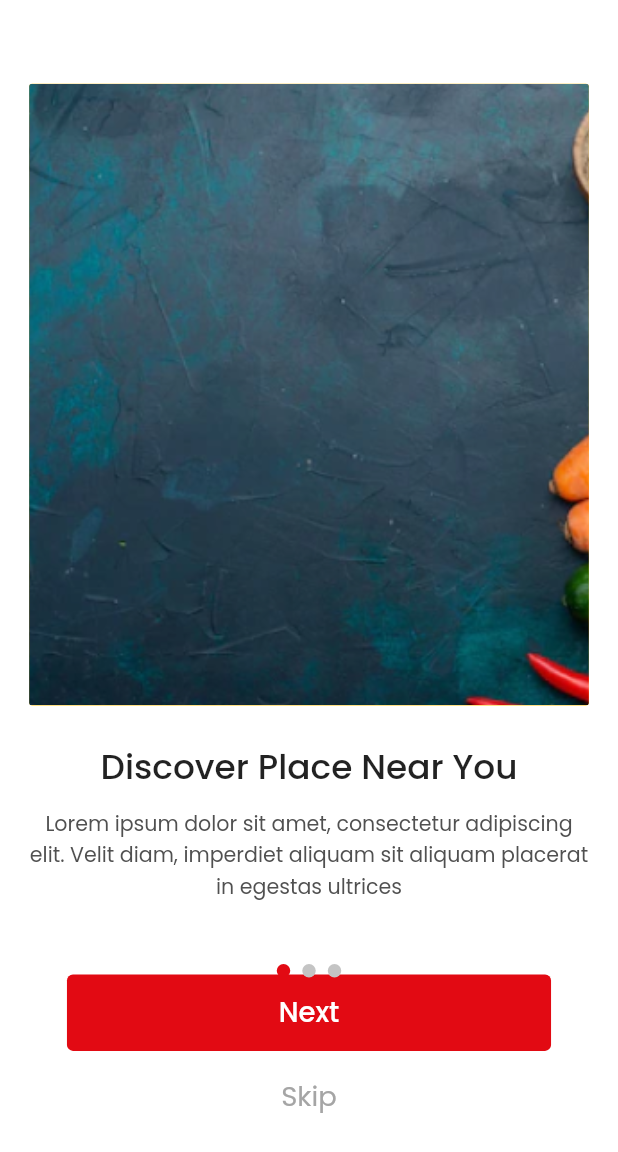
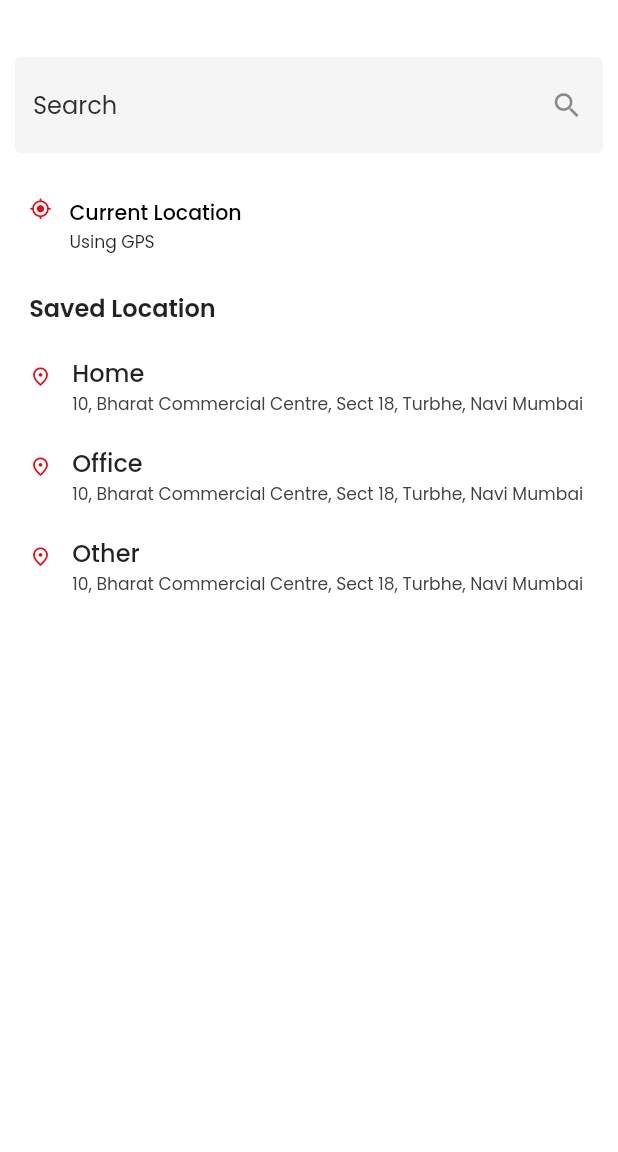
Before and after one commit to tanaybanerjeedeveloper/incredible_eats, a Flutter app: the screen it shows after launch, on a phone screen of 412 x 824 dp. Shown: the top 1152 px of the screen. Run offline on Flutter 3.47's test engine with Material 2 defaults, Android fonts, the phone set to English and light mode, and no system bars; drawn by our look-alikes of smooth_page_indicator; our stand-ins replace flutter_screenutil.

Commit message:
added the location screen

```diff
--- a/lib/main.dart
+++ b/lib/main.dart
@@ -1,5 +1,5 @@
+import 'package:eat_incredible_app/screens/location_screen.dart';
 import 'package:flutter/material.dart';
-import './screens/onboarding_screen.dart';
 import 'package:flutter_screenutil/flutter_screenutil.dart';
 import './utilities/routes.dart';
 
@@ -25,7 +25,8 @@ class MyApp extends StatelessWidget {
                 scaffoldBackgroundColor: const Color(0xffFFFFFF),
               ),
               debugShowCheckedModeBanner: false,
-              home: OnboardingScreen(),
+              // home: OnboardingScreen(),
+              home: LocationScreen(),
               routes: routes,
             ));
   }
--- /dev/null
+++ b/lib/screens/location_screen.dart
@@ -0,0 +1,260 @@
+import 'package:flutter/material.dart';
+import 'package:flutter_screenutil/flutter_screenutil.dart';
+
+class LocationScreen extends StatefulWidget {
+  //LocationScreen({Key? key}) : super(key: key);
+
+  @override
+  State<LocationScreen> createState() => _LocationScreenState();
+}
+
+class _LocationScreenState extends State<LocationScreen> {
+  @override
+  Widget build(BuildContext context) {
+    return Scaffold(
+      appBar: AppBar(
+        elevation: 0,
+        backgroundColor: const Color(0xffFFFFFF),
+        // flexibleSpace: const Image(
+        //   image: AssetImage(
+        //     'assets/images/appbar_back.png',
+        //   ),
+        //   fit: BoxFit.cover,
+        // ),
+        leading: const Icon(
+          Icons.fmd_good,
+          color: Colors.white,
+          size: 20,
+        ),
+        title: Text(
+          '237, Sane Guruji Marg, Jacob Circle',
+          style: TextStyle(
+            fontWeight: FontWeight.w600,
+            fontSize: 12.sp,
+            color: Colors.white,
+          ),
+        ),
+        bottom: PreferredSize(
+          preferredSize: const Size.fromHeight(56),
+          child: Padding(
+            padding: const EdgeInsets.all(10.0),
+            child: Container(
+              // decoration: const BoxDecoration(
+              //     borderRadius: BorderRadius.all(Radius.circular(30))),
+              child: TextField(
+                decoration: InputDecoration(
+                  hintText: 'Search',
+                  hintStyle: TextStyle(
+                    fontWeight: FontWeight.w400,
+                    fontSize: 14.sp,
+                    color: const Color(0xff2E2E2E),
+                  ),
+                  suffixIcon: const Icon(
+                    Icons.search,
+                    size: 22,
+                  ),
+                  border: OutlineInputBorder(
+                      borderRadius: BorderRadius.circular(4),
+                      borderSide: const BorderSide(
+                        width: 0,
+                        style: BorderStyle.none,
+                      )),
+                  filled: true,
+                  fillColor: const Color(0xffF5F5F5),
+                ),
+              ),
+            ),
+          ),
+        ),
+      ),
+      body: SingleChildScrollView(
+        child: Padding(
+          padding: EdgeInsets.all(17.0.w),
+          child: Column(
+            crossAxisAlignment: CrossAxisAlignment.start,
+            children: [
+              Row(
+                crossAxisAlignment: CrossAxisAlignment.start,
+                children: [
+                  Icon(
+                    Icons.gps_fixed,
+                    size: 15,
+                    color: Theme.of(context).primaryColor,
+                  ),
+                  SizedBox(
+                    width: 10.32.w,
+                  ),
+                  Column(
+                    crossAxisAlignment: CrossAxisAlignment.start,
+                    mainAxisAlignment: MainAxisAlignment.start,
+                    children: [
+                      Text(
+                        'Current Location',
+                        style: TextStyle(
+                          fontWeight: FontWeight.w500,
+                          fontSize: 12.sp,
+                          color: Colors.black,
+                        ),
+                      ),
+                      Text(
+                        'Using GPS',
+                        style: TextStyle(
+                          fontWeight: FontWeight.w400,
+                          fontSize: 10.sp,
+                        ),
+                      ),
+                    ],
+                  ),
+                ],
+              ),
+              // ListTile(
+              //   contentPadding: const EdgeInsets.all(0),
+              //   leading: Icon(
+              //     Icons.gps_fixed,
+              //     size: 15,
+              //     color: Theme.of(context).primaryColor,
+              //   ),
+              //   title: Text(
+              //     'Current Location',
+              //     style: TextStyle(
+              //       fontWeight: FontWeight.w500,
+              //       fontSize: 12.sp,
+              //       color: Colors.black,
+              //     ),
+              //   ),
+              //   subtitle: const Text('Using GPS'),
+              // )
+              SizedBox(
+                height: 20.h,
+              ),
+              Text(
+                'Saved Location',
+                style: TextStyle(fontWeight: FontWeight.w600, fontSize: 14.sp),
+              ),
+              SizedBox(
+                height: 16.h,
+              ),
+              Row(
+                children: [
+                  Column(
+                    children: [
+                      Icon(
+                        Icons.fmd_good_outlined,
+                        size: 15,
+                        color: Theme.of(context).primaryColor,
+                      ),
+                      Container(
+                        height: 12,
+                      ),
+                    ],
+                  ),
+                  SizedBox(
+                    width: 12.w,
+                  ),
+                  Column(
+                    crossAxisAlignment: CrossAxisAlignment.start,
+                    children: [
+                      Text(
+                        'Home',
+                        style: TextStyle(
+                            fontWeight: FontWeight.w500, fontSize: 14.sp),
+                      ),
+                      Text(
+                        '10, Bharat Commercial Centre, Sect 18, Turbhe, Navi Mumbai',
+                        style: TextStyle(
+                          fontWeight: FontWeight.w300,
+                          fontSize: 10.sp,
+                          color: const Color(0xff404040),
+                        ),
+                      )
+                    ],
+                  )
+                ],
+              ),
+              SizedBox(
+                height: 16.h,
+              ),
+              Row(
+                children: [
+                  Column(
+                    children: [
+                      Icon(
+                        Icons.fmd_good_outlined,
+                        size: 15,
+                        color: Theme.of(context).primaryColor,
+                      ),
+                      Container(
+                        height: 12,
+                      ),
+                    ],
+                  ),
+                  SizedBox(
+                    width: 12.w,
+                  ),
+                  Column(
+                    crossAxisAlignment: CrossAxisAlignment.start,
+                    children: [
+                      Text(
+                        'Office',
+                        style: TextStyle(
+                            fontWeight: FontWeight.w500, fontSize: 14.sp),
+                      ),
+                      Text(
+                        '10, Bharat Commercial Centre, Sect 18, Turbhe, Navi Mumbai',
+                        style: TextStyle(
+                          fontWeight: FontWeight.w300,
+                          fontSize: 10.sp,
+                          color: const Color(0xff404040),
+                        ),
+                      )
+                    ],
+                  )
+                ],
+              ),
+              SizedBox(
+                height: 16.h,
+              ),
+              Row(
+                children: [
+                  Column(
+                    children: [
+                      Icon(
+                        Icons.fmd_good_outlined,
+                        size: 15,
+                        color: Theme.of(context).primaryColor,
+                      ),
+                      Container(
+                        height: 12,
+                      ),
+                    ],
+                  ),
+                  SizedBox(
+                    width: 12.w,
+                  ),
+                  Column(
+                    crossAxisAlignment: CrossAxisAlignment.start,
+                    children: [
+                      Text(
+                        'Other',
+                        style: TextStyle(
+                            fontWeight: FontWeight.w500, fontSize: 14.sp),
+                      ),
+                      Text(
+                        '10, Bharat Commercial Centre, Sect 18, Turbhe, Navi Mumbai',
+                        style: TextStyle(
+                          fontWeight: FontWeight.w300,
+                          fontSize: 10.sp,
+                          color: const Color(0xff404040),
+                        ),
+                      )
+                    ],
+                  )
+                ],
+              )
+            ],
+          ),
+        ),
+      ),
+    );
+  }
+}
```
